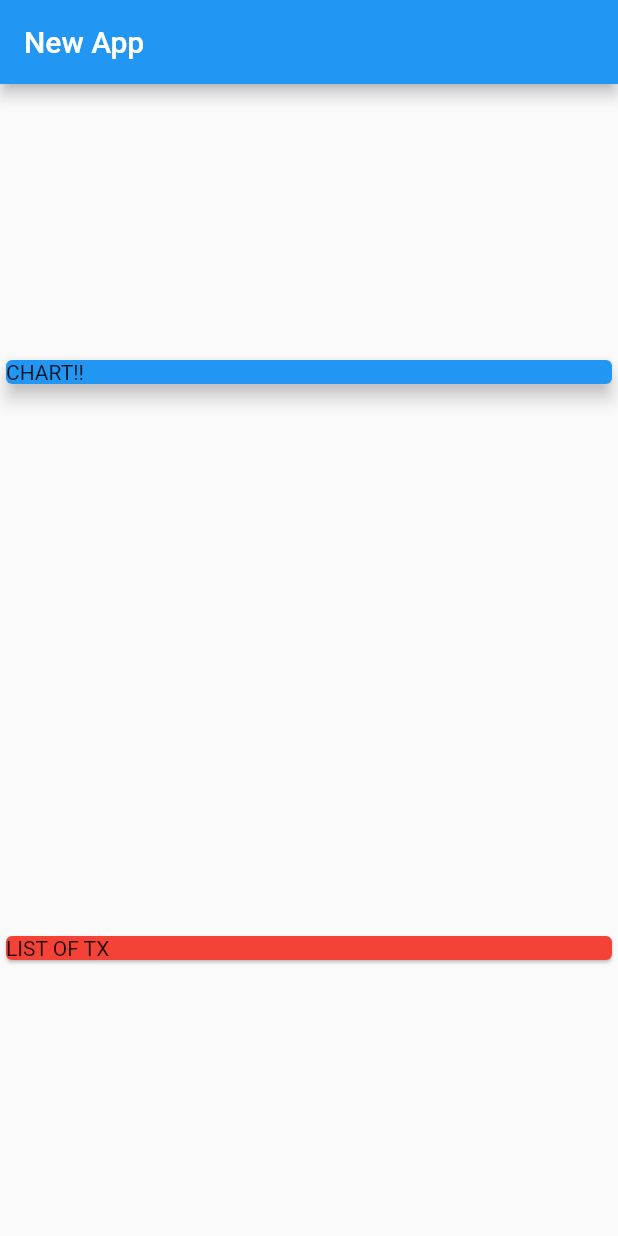
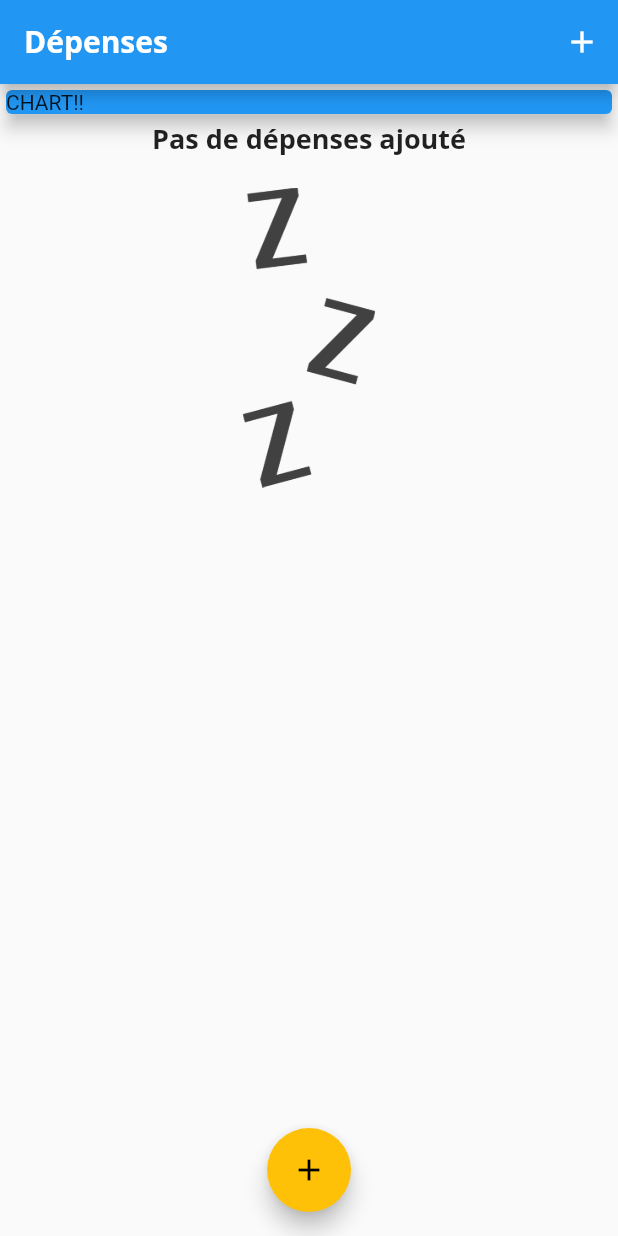
Before and after one commit to Radeonisos/formation-flutter, a Flutter app: the screen it shows after launch, on a phone screen of 412 x 824 dp. Run offline on Flutter 3.47's test engine with Material 2 defaults, Android fonts, the phone set to English and light mode, and no system bars.

Commit message:
no message

```diff
--- a/flutter_app_section_4/lib/main.dart
+++ b/flutter_app_section_4/lib/main.dart
@@ -1,5 +1,9 @@
 import 'package:flutter/material.dart';
-import './transaction.dart';
+import 'package:flutter_app_section_4/widgets/newTransaction.dart';
+import 'package:intl/date_symbol_data_local.dart';
+
+import 'models/transaction.dart';
+import 'widgets/transactionList.dart';
 
 void main() => runApp(MyApp());
 
@@ -7,34 +11,70 @@ class MyApp extends StatelessWidget {
   // This widget is the root of your application.
   @override
   Widget build(BuildContext context) {
+    initializeDateFormatting('fr_FR', null);
     return MaterialApp(
-      title: 'Flutter Demo',
+      debugShowCheckedModeBanner: false,
+      title: "Dépenses",
       theme: ThemeData(
-        primarySwatch: Colors.blue,
-      ),
+          primarySwatch: Colors.blue,
+          accentColor: Colors.amber,
+          fontFamily: 'Quicksand',
+          textTheme: ThemeData.light().textTheme.copyWith(
+              title: TextStyle(
+                  fontFamily: 'OpenSans',
+                  fontSize: 18,
+                  fontWeight: FontWeight.bold)),
+          appBarTheme: AppBarTheme(
+              textTheme: ThemeData.light().textTheme.copyWith(
+                  title: TextStyle(
+                      fontFamily: 'OpenSans',
+                      fontSize: 20,
+                      fontWeight: FontWeight.bold)))),
       home: MyHomePage(),
     );
   }
 }
 
-class MyHomePage extends StatelessWidget {
-  final List<Transaction> transactions = [
-    Transaction(
-        id: 't1', title: 'Chaussures', amount: 69.99, dateTime: DateTime.now()),
-    Transaction(
-        id: 't2', title: 'Uber eats', amount: 39.25, dateTime: DateTime.now()),
-    Transaction(
-        id: 't3', title: 'Course', amount: 24.27, dateTime: DateTime.now()),
-  ];
+class MyHomePage extends StatefulWidget {
+  @override
+  _MyHomePageState createState() => _MyHomePageState();
+}
+
+class _MyHomePageState extends State<MyHomePage> {
+  final List<Transaction> _userTransactions = [];
+
+  void _addNewTransaction(String title, double amount) {
+    final newTxt = Transaction(
+        title: title,
+        amount: amount,
+        dateTime: DateTime.now(),
+        id: DateTime.now().toString());
+    setState(() {
+      _userTransactions.add(newTxt);
+    });
+  }
+
+  void startAddNewTransaction(BuildContext ctx) {
+    showModalBottomSheet(
+        context: ctx,
+        builder: (_) {
+          return NewTransaction(_addNewTransaction);
+        });
+  }
 
   @override
   Widget build(BuildContext context) {
     return Scaffold(
       appBar: AppBar(
-        title: Text("New App"),
+        title: Text("Dépenses"),
+        actions: <Widget>[
+          IconButton(
+            icon: Icon(Icons.add),
+            onPressed: () => startAddNewTransaction(context),
+          )
+        ],
       ),
       body: Column(
-        mainAxisAlignment: MainAxisAlignment.spaceAround,
         crossAxisAlignment: CrossAxisAlignment.stretch,
         children: <Widget>[
           Container(
@@ -45,11 +85,13 @@ class MyHomePage extends StatelessWidget {
               elevation: 5.0,
             ),
           ),
-          Card(
-            color: Colors.red,
-            child: Text("LIST OF TX"),
-          )
+          TransactionList(_userTransactions)
         ],
+      ),
+      floatingActionButtonLocation: FloatingActionButtonLocation.centerFloat,
+      floatingActionButton: FloatingActionButton(
+        child: Icon(Icons.add),
+        onPressed: () => startAddNewTransaction(context),
       ),
     );
   }
--- /dev/null
+++ b/flutter_app_section_4/lib/widgets/transactionList.dart
@@ -0,0 +1,76 @@
+import 'package:flutter/material.dart';
+import '../models/transaction.dart';
+import 'package:intl/intl.dart';
+
+class TransactionList extends StatelessWidget {
+  final List<Transaction> userTransactions;
+
+  TransactionList(this.userTransactions);
+
+  @override
+  Widget build(BuildContext context) {
+    return Container(
+        height: 300,
+        child: userTransactions.isEmpty
+            ? Column(
+                children: <Widget>[
+                  Text(
+                    "Pas de dépenses ajouté",
+                    style: Theme.of(context).textTheme.title,
+                  ),
+                  SizedBox(
+                    height: 20,
+                  ),
+                  Container(
+                    height: 200,
+                    child: Image.asset(
+                      "assets/images/waiting.png",
+                      fit: BoxFit.cover,
+                    ),
+                  )
+                ],
+              )
+            : ListView.builder(
+                itemCount: userTransactions.length,
+                itemBuilder: (ctx, key) {
+                  return Card(
+                    child: Row(
+                      children: <Widget>[
+                        Container(
+                          margin: EdgeInsets.symmetric(
+                              vertical: 10, horizontal: 15),
+                          padding: EdgeInsets.all(10),
+                          decoration: BoxDecoration(
+                              border: Border.all(
+                                  color: Theme.of(context).primaryColor,
+                                  width: 2)),
+                          child: Text(
+                            "${userTransactions[key].amount.toStringAsFixed(2)} €",
+                            style: TextStyle(
+                                fontWeight: FontWeight.bold,
+                                fontSize: 20,
+                                color: Theme.of(context).primaryColorDark),
+                          ),
+                        ),
+                        Column(
+                          crossAxisAlignment: CrossAxisAlignment.start,
+                          children: <Widget>[
+                            Text(
+                              userTransactions[key].title,
+                              style: TextStyle(
+                                  fontWeight: FontWeight.bold, fontSize: 16),
+                            ),
+                            Text(
+                              DateFormat('dd MMMM yyyy HH:MM', 'fr_FR')
+                                  .format(userTransactions[key].dateTime),
+                              style: Theme.of(context).textTheme.title,
+                            )
+                          ],
+                        )
+                      ],
+                    ),
+                  );
+                },
+              ));
+  }
+}
```
Also changed, not shown: flutter_app_section_4/lib/widgets/chart.dart (added, +12 -0 lines), flutter_app_section_4/lib/widgets/newTransaction.dart (added, +56 -0 lines), flutter_app_section_4/pubspec.yaml (+14 -9 lines), flutter_app_section_4/assets/fonts/OpenSans-Bold.ttf (added), flutter_app_section_4/assets/fonts/OpenSans-Regular.ttf (added), flutter_app_section_4/assets/fonts/Quicksand-Bold.ttf (added), flutter_app_section_4/assets/fonts/Quicksand-Light.ttf (added), flutter_app_section_4/assets/fonts/Quicksand-Medium.ttf (added), flutter_app_section_4/assets/fonts/Quicksand-Regular.ttf (added), flutter_app_section_4/assets/images/waiting.png (added), flutter_app_section_4/lib/models/transaction.dart (renamed from flutter_app_section_4/lib/transaction.dart), flutter_app_section_4/pubspec.lock.
